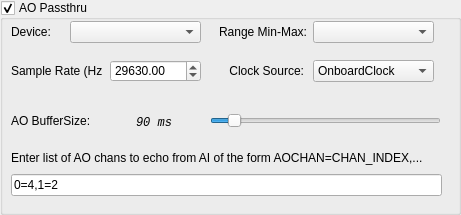
Qt form AOPassthru.ui (acorver/SpikeGL) before a commit.
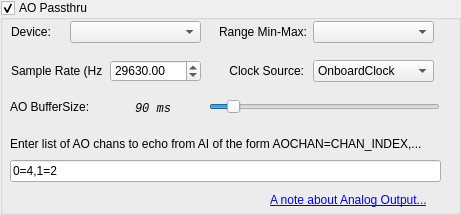
The same form after that commit.

Commit message: added ao setup note to config window to talk about clock drift issues with AO

```diff
--- a/AOPassthru.ui
+++ b/AOPassthru.ui
@@ -37,8 +37,8 @@
    <widget class="QLineEdit" name="aoPassthruLE">
     <property name="geometry">
      <rect>
-      <x>11</x>
-      <y>174</y>
+      <x>10</x>
+      <y>160</y>
       <width>431</width>
       <height>22</height>
      </rect>
@@ -53,8 +53,8 @@
    <widget class="QLabel" name="aoPassthruLabel">
     <property name="geometry">
      <rect>
-      <x>11</x>
-      <y>150</y>
+      <x>10</x>
+      <y>136</y>
       <width>441</width>
       <height>16</height>
      </rect>
@@ -307,8 +307,8 @@
    <widget class="QLabel" name="bufferSizeLbl">
     <property name="geometry">
      <rect>
-      <x>11</x>
-      <y>113</y>
+      <x>10</x>
+      <y>99</y>
       <width>91</width>
       <height>16</height>
      </rect>
@@ -329,8 +329,8 @@
    <widget class="QSlider" name="bufferSizeSlider">
     <property name="geometry">
      <rect>
-      <x>210</x>
-      <y>110</y>
+      <x>209</x>
+      <y>96</y>
       <width>231</width>
       <height>22</height>
      </rect>
@@ -360,8 +360,8 @@
    <widget class="QLabel" name="bufSzLbl">
     <property name="geometry">
      <rect>
-      <x>105</x>
-      <y>113</y>
+      <x>104</x>
+      <y>99</y>
       <width>98</width>
       <height>20</height>
      </rect>
@@ -388,6 +388,22 @@
      <set>Qt::AlignCenter</set>
     </property>
    </widget>
+   <widget class="QLabel" name="aoNoteLink">
+    <property name="geometry">
+     <rect>
+      <x>270</x>
+      <y>190</y>
+      <width>171</width>
+      <height>20</height>
+     </rect>
+    </property>
+    <property name="toolTip">
+     <string>Read the AO Setup Note</string>
+    </property>
+    <property name="text">
+     <string>&lt;html&gt;&lt;head/&gt;&lt;body&gt;&lt;p&gt;&lt;a href=&quot;blah&quot;&gt;&lt;span style=&quot; text-decoration: underline; color:#0000ff;&quot;&gt;A note about Analog Output...&lt;/span&gt;&lt;/a&gt;&lt;/p&gt;&lt;/body&gt;&lt;/html&gt;</string>
+    </property>
+   </widget>
   </widget>
  </widget>
  <tabstops>
```
The commit also changes 5 other files.
